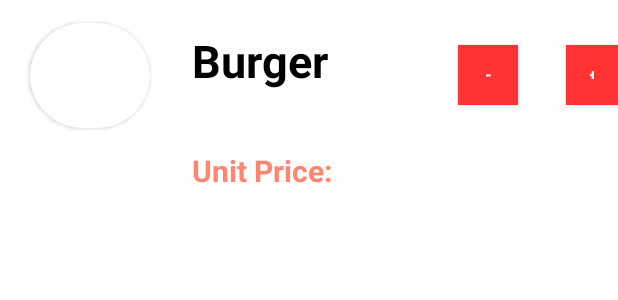
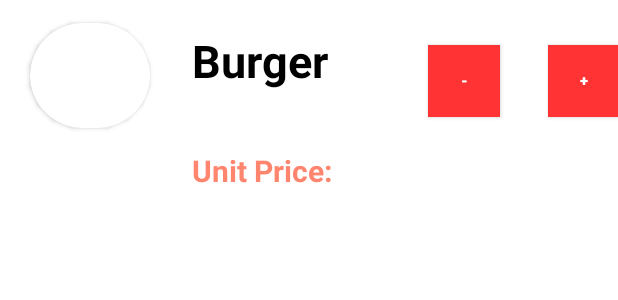
Before and after one commit to ShaikhSR1/FoodBee, an Android app: the layout activity_cart_page.xml on its own in the app's theme, with its tools: preview values and no code run, on a phone screen of 412 x 824 dp. Shown: the top 300 px of the screen. Run offline under Robolectric (Android 15) with nearby library versions, the phone set to English and light mode, and no system bars.

Commit message:
cartpage_mvc

```diff
--- a/app/src/main/java/com/cse27/foodbee/CartPage.java
+++ b/app/src/main/java/com/cse27/foodbee/CartPage.java
@@ -4,8 +4,11 @@ import androidx.appcompat.app.AppCompatActivity;
 import androidx.recyclerview.widget.LinearLayoutManager;
 import androidx.recyclerview.widget.RecyclerView;
 
+import android.annotation.SuppressLint;
 import android.os.Bundle;
-import android.widget.Adapter;
+
+import com.cse27.foodbee.Model.CartModelClass;
+import com.cse27.foodbee.Recycler.CartPageAdapter;
 
 import java.util.ArrayList;
 import java.util.List;
@@ -33,6 +36,7 @@ public class CartPage extends AppCompatActivity {
         cartProductList.add(new CartModelClass(R.drawable.bbq_burger,"BBQ Burger","Unit Price","250","1"));
     }
 
+    @SuppressLint("NotifyDataSetChanged")
     private void initRecylerView() {
         //recyclerView = findViewById(R.id.recyclerView);
         linearLayoutManager = new LinearLayoutManager(this);
--- a/app/src/main/java/com/cse27/foodbee/CartModelClass.java
+++ b/app/src/main/java/com/cse27/foodbee/Model/CartModelClass.java
@@ -1,4 +1,4 @@
-package com.cse27.foodbee;
+package com.cse27.foodbee.Model;
 
 public class CartModelClass {
 
@@ -8,7 +8,7 @@ public class CartModelClass {
     private String cartFoodPriceValue;
     private String cartProductQuantity;
 
-    CartModelClass(int cartFoodImage, String cartFoodName,String cartFoodPrice,String cartFoodPriceValue, String cartProductQuantity){
+    public CartModelClass(int cartFoodImage, String cartFoodName, String cartFoodPrice, String cartFoodPriceValue, String cartProductQuantity){
 
         this.cartFoodImage = cartFoodImage;
         this.cartFoodName = cartFoodName;
--- a/app/src/main/java/com/cse27/foodbee/CartPageAdapter.java
+++ b/app/src/main/java/com/cse27/foodbee/Recycler/CartPageAdapter.java
@@ -1,4 +1,4 @@
-package com.cse27.foodbee;
+package com.cse27.foodbee.Recycler;
 
 import android.view.LayoutInflater;
 import android.view.View;
@@ -8,6 +8,9 @@ import android.widget.TextView;
 
 import androidx.annotation.NonNull;
 import androidx.recyclerview.widget.RecyclerView;
+
+import com.cse27.foodbee.Model.CartModelClass;
+import com.cse27.foodbee.R;
 
 import java.util.List;
 
--- a/app/src/main/res/layout/activity_cart_page.xml
+++ b/app/src/main/res/layout/activity_cart_page.xml
@@ -23,11 +23,10 @@
 
 
             <ImageView
+                android:id="@+id/cartFoodImage"
                 android:layout_width="100dp"
                 android:layout_height="90dp"
-                android:scaleType="centerCrop"
-                android:id="@+id/cartFoodImage">
-            </ImageView>
+                android:scaleType="centerCrop"></ImageView>
 
         </androidx.cardview.widget.CardView>
 
@@ -79,9 +78,9 @@
 
         <Button
             android:id="@+id/increamentButton"
-            android:layout_width="40dp"
-            android:layout_height="40dp"
-            android:layout_marginLeft="25dp"
+            android:layout_width="48dp"
+            android:layout_height="48dp"
+            android:layout_marginLeft="5dp"
             android:layout_marginTop="30dp"
             android:layout_toRightOf="@id/cartFoodName"
             android:background="@color/black"
@@ -108,8 +107,8 @@
 
         <Button
             android:id="@+id/decreamentButton"
-            android:layout_width="40dp"
-            android:layout_height="40dp"
+            android:layout_width="48dp"
+            android:layout_height="48dp"
             android:layout_marginLeft="3dp"
             android:layout_marginTop="30dp"
             android:layout_toRightOf="@id/cartProductQuantity"
@@ -117,8 +116,7 @@
             android:text="@string/plus"
             android:textColor="@color/white"
             android:textSize="10sp"
-            android:textStyle="bold"
-            >
+            android:textStyle="bold">
 
         </Button>
 
--- a/app/src/main/res/layout/activity_main.xml
+++ b/app/src/main/res/layout/activity_main.xml
@@ -4,9 +4,7 @@
     xmlns:tools="http://schemas.android.com/tools"
     android:layout_width="match_parent"
     android:layout_height="match_parent"
-    tools:context=".MainActivity"
-    android:id="@+id/recyclerView"
-    tools:ignore="InvalidId">
+    tools:context=".MainActivity">
 
 
     <com.google.android.material.bottomnavigation.BottomNavigationView
```
Also changed, not shown: 326 other files.
